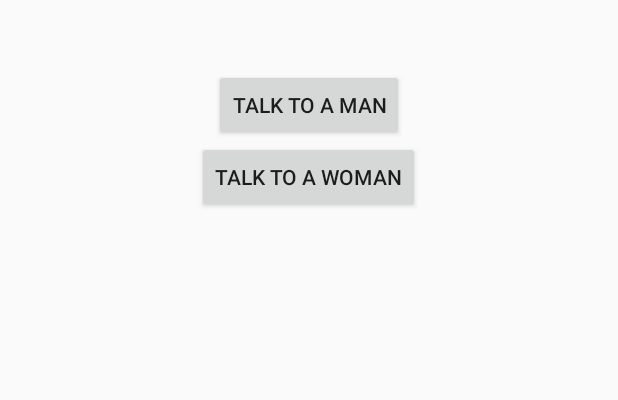
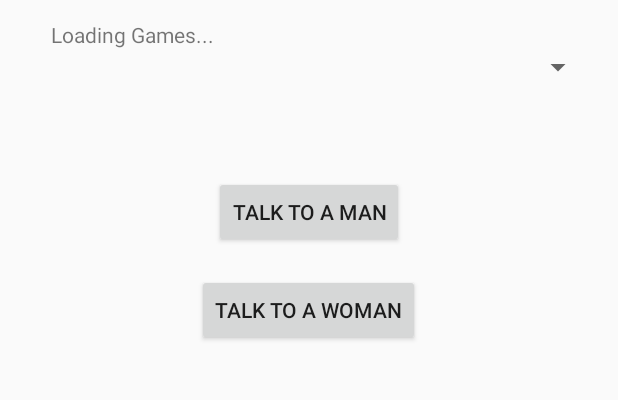
Before and after one commit to tiny-crab/SpicyDateSimulator, an Android app: the screen it shows after launch (MainMenuActivity), on a phone screen of 412 x 824 dp, the part 289-689 px from its top. Run offline under Robolectric (Android 15) with nearby library versions, the phone set to English and light mode, and no system bars.

Commit message:
Internet stuff

```diff
--- a/SpicyDateSimulator/app/src/main/res/layout/activity_main_menu.xml
+++ b/SpicyDateSimulator/app/src/main/res/layout/activity_main_menu.xml
@@ -26,16 +26,33 @@
         android:text="@string/male_start_button"
         android:layout_width="wrap_content"
         android:layout_height="wrap_content"
+        android:layout_marginTop="117dp"
         android:layout_below="@+id/title_text"
-        android:layout_centerHorizontal="true"
-        android:layout_marginTop="46dp" />
+        android:layout_centerHorizontal="true" />
 
     <Button
         android:id="@+id/female_start_button"
         android:text="@string/female_start_button"
         android:layout_width="wrap_content"
         android:layout_height="wrap_content"
+        android:layout_marginTop="17dp"
         android:layout_below="@+id/male_start_button"
         android:layout_centerHorizontal="true" />
 
+    <Spinner
+        android:layout_width="match_parent"
+        android:layout_height="wrap_content"
+        android:id="@+id/gameDropdown"
+        android:layout_below="@+id/gameSelectText"
+        android:layout_alignParentStart="true" />
+
+    <TextView
+        android:text="@string/loading"
+        android:layout_width="wrap_content"
+        android:layout_height="wrap_content"
+        android:id="@+id/gameSelectText"
+        android:layout_marginTop="13dp"
+        android:layout_below="@+id/title_text"
+        android:layout_toStartOf="@+id/male_start_button" />
+
 </RelativeLayout>
--- a/SpicyDateSimulator/app/src/main/res/values/strings.xml
+++ b/SpicyDateSimulator/app/src/main/res/values/strings.xml
@@ -9,4 +9,5 @@
     <string name="dialog_exit_question">Are you sure you want to exit? All progress will be lost!</string>
     <string name="dialog_exit_confirmation">Quit Game</string>
     <string name="dialog_exit_cancel">Keep Playing!</string>
+    <string name="loading">Loading Games...</string>
 </resources>
--- a/SpicyDateSimulator/build.gradle
+++ b/SpicyDateSimulator/build.gradle
@@ -5,7 +5,7 @@ buildscript {
         jcenter()
     }
     dependencies {
-        classpath 'com.android.tools.build:gradle:2.2.0'
+        classpath 'com.android.tools.build:gradle:2.2.2'
 
         // NOTE: Do not place your application dependencies here; they belong
         // in the individual module build.gradle files
```
Also changed, not shown: SpicyDateSimulator/app/src/main/java/com/kch/spicydatesimulator/download/GameDownloadTask.java (added, +21 -0 lines), SpicyDateSimulator/app/src/main/java/com/kch/spicydatesimulator/download/MainDownloadTask.java (added, +103 -0 lines).
